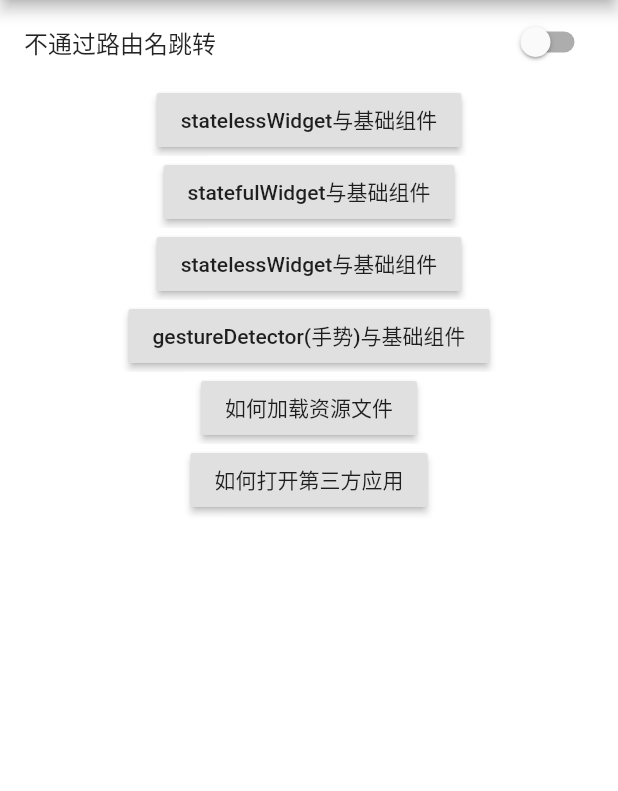
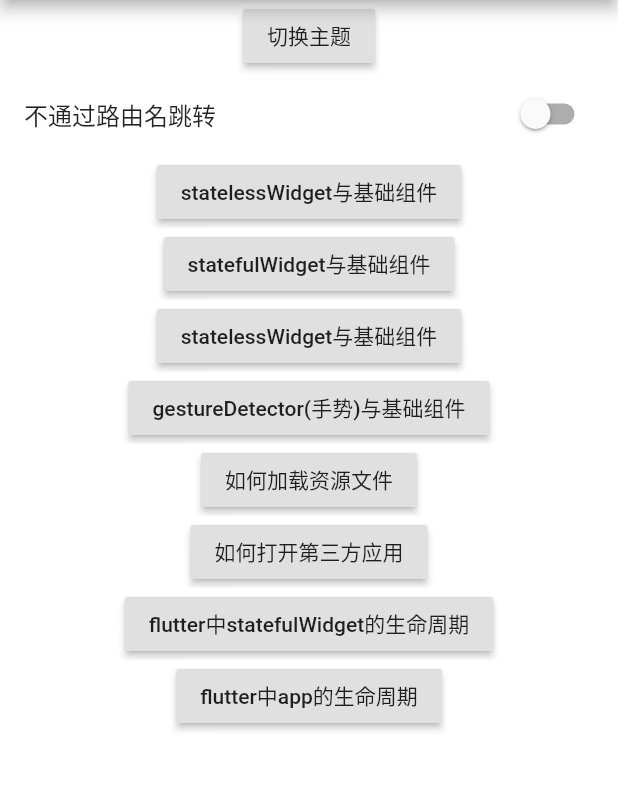
Before and after one commit to Costword/flutterDemo, a Flutter app: the screen it shows after launch, on a phone screen of 412 x 824 dp, the part 84-875 px from its top. Run offline on Flutter 3.47's test engine with Material 2 defaults, Android fonts, the phone set to English and light mode, and no system bars; missing offline and left inert: flutter_color_plugin.

Commit message:
添加生命周期监听及主题切换

```diff
--- a/flutter_datatype/lib/main.dart
+++ b/flutter_datatype/lib/main.dart
@@ -2,10 +2,12 @@ import 'package:flutter/material.dart';
 import 'package:flutterdatatype/resouse_page.dart';
 import 'package:flutterdatatype/stateful_group_page.dart';
 
+import 'app_lifeCycle.dart';
 import 'gestureDetector_page.dart';
 import 'launch_page.dart';
 import 'layout_group_page.dart';
 import 'less_group_page.dart';
+import 'lifestate_page.dart';
 
 void main() => runApp(MyApp());
 
@@ -15,19 +17,36 @@ class MyApp extends StatefulWidget {
 }
 
 class _MyAppState extends State<MyApp> {
+  Brightness brigtState = Brightness.light;
   @override
   Widget build(BuildContext context) {
     return MaterialApp(
       title: 'flutter路由及跳转方法的使用',
       theme: ThemeData(
-
+        brightness: brigtState,
         primarySwatch: Colors.blue,
       ),
       home: Scaffold(
-        appBar: AppBar(
-          title: Text('flutter路由及跳转方法的使用'),
-        ),
-        body: RouteNavigator(),
+          appBar: AppBar(
+            title: Text('flutter路由及跳转方法的使用'),
+          ),
+          body: new RouteNavigator(
+            onChangedBack: (){
+              print('回调切换主题');
+              setState(() {
+                if(brigtState == Brightness.dark)
+                {
+                  brigtState = Brightness.light;
+                }else
+                {
+                  brigtState = Brightness.dark;
+                }
+              });
+            },
+            valueChanged: (str){
+              print('改变值---$str');
+            },
+          )
       ),
       routes: <String,WidgetBuilder>{
         'less':(BuildContext context)=>less_group_pagePage(),
@@ -36,13 +55,18 @@ class _MyAppState extends State<MyApp> {
         'gesture':(BuildContext context)=>gestureDetectorPage(),
         'res':(BuildContext context)=>resourcePage(),
         'launch':(BuildContext context)=>launchPage(),
-
+        'life':(BuildContext context)=>lifeStatePage(),
+        'appLife':(BuildContext context)=>appLifePage(),
       },
     );
   }
 }
 
+// ignore: must_be_immutable
 class RouteNavigator extends StatefulWidget {
+  final ValueChanged<String> valueChanged;
+  final VoidCallback onChangedBack;
+  RouteNavigator({this.onChangedBack,this.valueChanged});
   @override
   _RouteNavigatorState createState() => _RouteNavigatorState();
 }
@@ -57,6 +81,14 @@ class _RouteNavigatorState extends State<RouteNavigator> {
         alignment: Alignment.center,
         child: Column(
           children: <Widget>[
+            RaisedButton(
+              onPressed: (){
+                print('切换主题');
+                widget.onChangedBack();
+                widget.valueChanged('点击之后回调');
+              },
+              child: Text('切换主题'),
+            ),
             SwitchListTile(
                 title: Text('${byName?'':'不'}通过路由名跳转'),
                 value: byName, onChanged: (value) {
@@ -70,6 +102,9 @@ class _RouteNavigatorState extends State<RouteNavigator> {
             _titleItem('gestureDetector(手势)与基础组件',gestureDetectorPage(),'gesture'),
             _titleItem('如何加载资源文件',resourcePage(),'res'),
             _titleItem('如何打开第三方应用',launchPage(),'launch'),
+            _titleItem('flutter中statefulWidget的生命周期',lifeStatePage(),'life'),
+            _titleItem('flutter中app的生命周期',appLifePage(),'appLife'),
+
           ],
         ),
       ),
```
Also changed, not shown: flutter_datatype/lib/app_lifeCycle.dart (added, +56 -0 lines), flutter_datatype/lib/lifestate_page.dart (added, +101 -0 lines).
